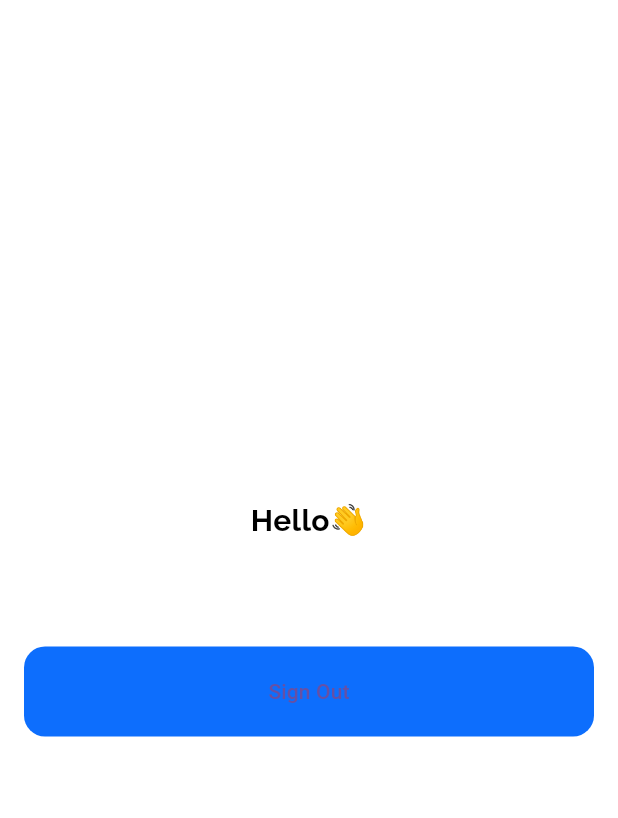
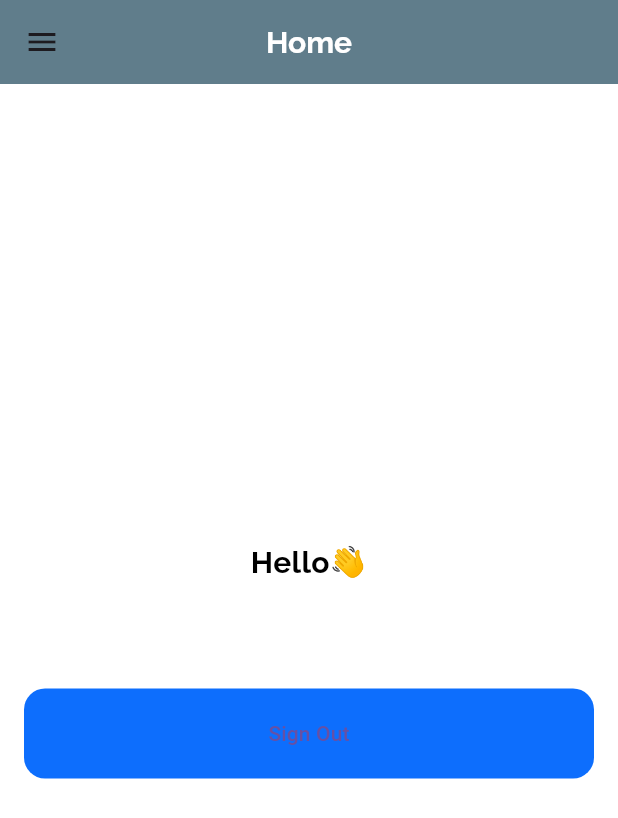
Before and after one commit to MONCEF52341/flutter_app, a Flutter app: the Home screen opened directly, on a phone screen of 412 x 824 dp. Shown: the top 818 px of the screen. Run offline on Flutter 3.47's test engine with Material 3 defaults, Android fonts, the phone set to English and light mode, and no system bars; our stand-ins replace firebase_auth, firebase_core, fluttertoast, google_fonts; accounts and stored records are empty; generated files the repository leaves out were written again.

```diff
--- a/lib/pages/home/home.dart
+++ b/lib/pages/home/home.dart
@@ -1,6 +1,6 @@
-import 'package:flutter_app/services/auth_service.dart';
 import 'package:firebase_auth/firebase_auth.dart';
 import 'package:flutter/material.dart';
+import 'package:flutter_app/services/auth_service.dart';
 import 'package:google_fonts/google_fonts.dart';
 
 class Home extends StatelessWidget {
@@ -10,6 +10,86 @@ class Home extends StatelessWidget {
   Widget build(BuildContext context) {
     return Scaffold(
       backgroundColor: Colors.white,
+      appBar: AppBar(
+        centerTitle: true,
+        title: Text(
+          "Home",
+          style: GoogleFonts.raleway(
+            textStyle: const TextStyle(
+              color: Colors.white,
+              fontWeight: FontWeight.bold,
+              fontSize: 20,
+            ),
+          ),
+        ),
+        backgroundColor: Colors.blueGrey,
+      ),
+      drawer: Drawer(
+        child: ListView(
+          padding: EdgeInsets.zero,
+          children: [
+            DrawerHeader(
+              decoration: BoxDecoration(color: Colors.blue),
+              child: Column(
+                mainAxisAlignment: MainAxisAlignment.center,
+                children: [
+                  CircleAvatar(
+                    backgroundImage: AssetImage("images/avatar.jpeg"),
+                    radius: 30,
+                  ),
+                  Text(
+                    FirebaseAuth.instance.currentUser!.displayName ?? "User",
+                    style: TextStyle(
+                      fontSize: 20,
+                      color: Colors.white,
+                      fontWeight: FontWeight.bold,
+                    ),
+                  ),
+                  Text(
+                    FirebaseAuth.instance.currentUser!.email!,
+                    style: TextStyle(fontSize: 20, color: Colors.white),
+                  ),
+                ],
+              ),
+            ),
+            ListTile(
+              leading: Icon(Icons.home, color: Colors.purple),
+              title: Text("Covid Tracker"),
+              onTap: () {
+                Navigator.pop(context);
+              },
+            ),
+            ListTile(
+              leading: Icon(Icons.chat, color: Colors.pink),
+              title: Text("EMSI Chatbot"),
+              onTap: () {
+                Navigator.pop(context);
+              },
+            ),
+            ListTile(
+              leading: Icon(Icons.account_circle, color: Colors.deepOrange),
+              title: Text("Profile"),
+              onTap: () {
+                Navigator.pop(context);
+              },
+            ),
+            ListTile(
+              leading: Icon(Icons.settings, color: Colors.green),
+              title: Text("Settings"),
+              onTap: () {
+                Navigator.pop(context);
+              },
+            ),
+            ListTile(
+              leading: Icon(Icons.logout, color: Colors.brown),
+              title: Text("Logout"),
+              onTap: () async {
+                await AuthService().signout(context: context);
+              },
+            ),
+          ],
+        ),
+      ),
       body: SafeArea(
         child: Padding(
           padding: const EdgeInsets.symmetric(horizontal: 16, vertical: 16),
@@ -22,23 +102,23 @@ class Home extends StatelessWidget {
                   textStyle: const TextStyle(
                     color: Colors.black,
                     fontWeight: FontWeight.bold,
-                        fontSize: 20)),
+                    fontSize: 20,
                   ),
-              const SizedBox(
-                height: 10,
                 ),
+              ),
+              const SizedBox(height: 10),
               Text(
                 FirebaseAuth.instance.currentUser!.email!.toString(),
                 style: GoogleFonts.raleway(
                   textStyle: const TextStyle(
                     color: Colors.black,
                     fontWeight: FontWeight.bold,
-                        fontSize: 20)),
+                    fontSize: 20,
                   ),
-              const SizedBox(
-                height: 30,
                 ),
-              _logout(context)
+              ),
+              const SizedBox(height: 30),
+              _logout(context),
             ],
           ),
         ),
```
Also changed, not shown: firebase.json (deleted), lib/firebase_options.dart (deleted). Lines whose indentation alone changed are shown as unchanged.
